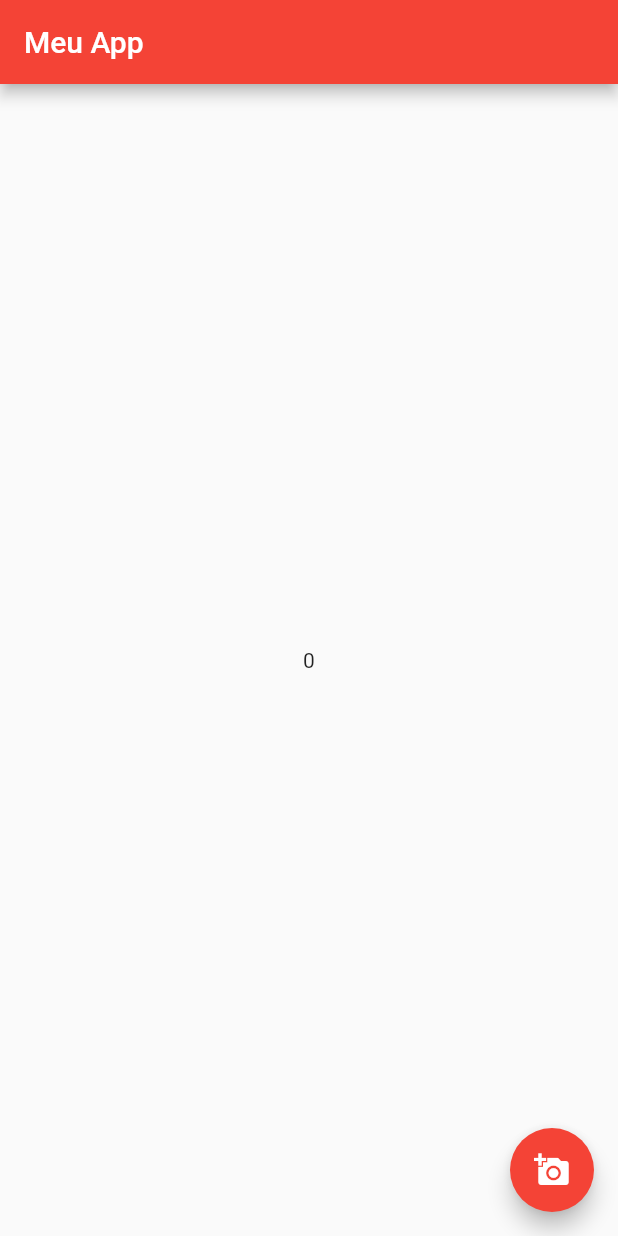
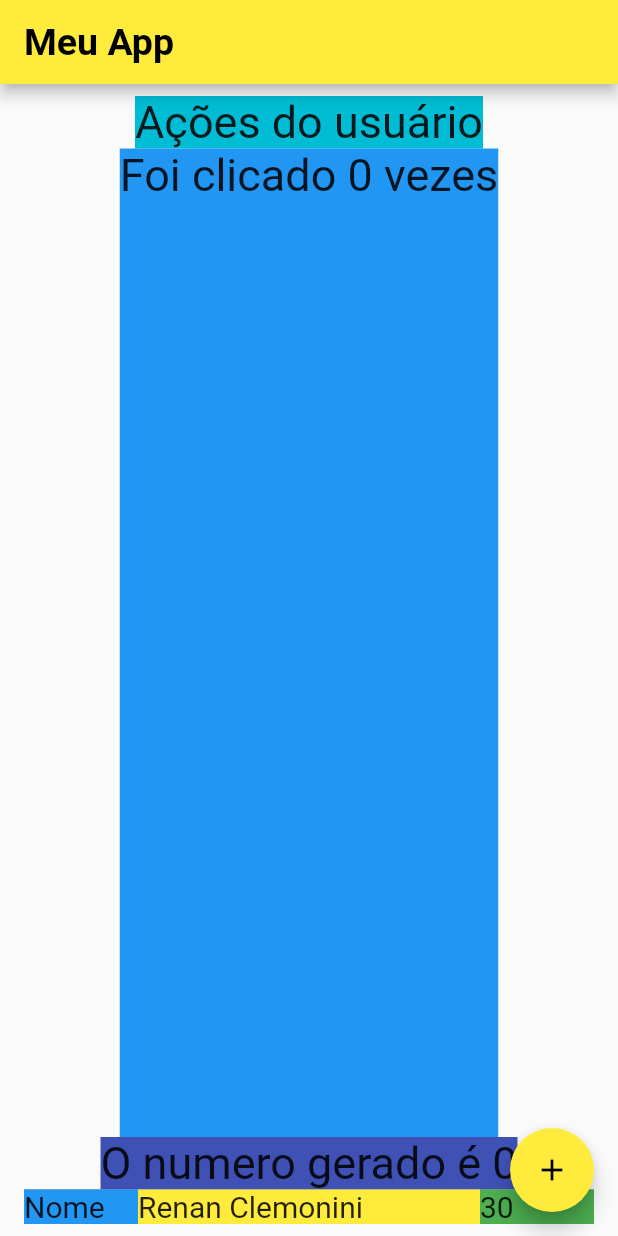
Before and after one commit to renanclemonini/dart_primeiroprojeto, a Flutter app: the screen it shows after launch, on a phone screen of 412 x 824 dp. Run offline on Flutter 3.47's test engine with Material 2 defaults, Android fonts, the phone set to English and light mode, and no system bars; our stand-ins replace google_fonts; Roboto replaces fonts that are missing (Acme).

```diff
--- a/lib/my_app.dart
+++ b/lib/my_app.dart
@@ -1,4 +1,5 @@
 import 'package:flutter/material.dart';
+import 'package:google_fonts/google_fonts.dart';
 import 'pages/home_page.dart';
 
 class MyApp extends StatelessWidget {
@@ -9,7 +10,8 @@ class MyApp extends StatelessWidget {
     return MaterialApp(
       debugShowCheckedModeBanner: false,
       theme: ThemeData(
-        primarySwatch: Colors.red
+        primarySwatch: Colors.yellow,
+        textTheme: GoogleFonts.pacificoTextTheme()
       ),
       home: const HomePage(),
     );
--- a/lib/pages/home_page.dart
+++ b/lib/pages/home_page.dart
@@ -1,4 +1,5 @@
 import 'package:flutter/material.dart';
+import 'package:google_fonts/google_fonts.dart';
 import 'package:trilhaapp/service/gerador_num_aleatorio.dart';
 
 class HomePage extends StatefulWidget {
@@ -11,20 +12,93 @@ class HomePage extends StatefulWidget {
 class _HomePageState extends State<HomePage> {
 
   var numeroGerado = 0;
+  var qtdCliques = 0;
 
   @override
   Widget build(BuildContext context) {
-    debugPrint("Chamando método build");
+    // debugPrint("Chamando método build");
     return Scaffold(
       appBar: AppBar(
-        title: const Text("Meu App"),
+        title: Text("Meu App",
+        style: GoogleFonts.roboto(fontSize: 25, fontWeight: FontWeight.bold)
+        ),
       ),
-      body: Center(child: Text(numeroGerado.toString())),
+      body: Container(
+        width: double.infinity,
+        margin: const EdgeInsets.symmetric(horizontal: 16, vertical: 8),
+        child: Column(
+          crossAxisAlignment: CrossAxisAlignment.center,
+          mainAxisAlignment: MainAxisAlignment.spaceAround,
+          children: [
+            Container(
+              color: Colors.cyan,
+              child: Text(
+                "Ações do usuário",
+                style: GoogleFonts.acme(fontSize: 30),
+              ),
+            ),
+            Expanded(
+              child: Container(
+                color: Colors.blue,
+                child: Text(
+                  "Foi clicado $qtdCliques vezes",
+                  style: GoogleFonts.acme(fontSize: 30),
+                ),
+              ),
+            ),
+            Container(
+              color: Colors.indigo,
+              child: Text(
+                "O numero gerado é $numeroGerado",
+                style: GoogleFonts.acme(fontSize: 30),
+              ),
+            ),
+            Container(
+              color: Colors.blueGrey,
+              child: Row(
+                mainAxisAlignment: MainAxisAlignment.spaceEvenly,
+                children: [
+                  Expanded(
+                    child: Container(
+                      color: Colors.blue,
+                      child: Text(
+                        "Nome",
+                        style: GoogleFonts.acme(fontSize: 20),
+                      ),
+                    ),
+                  ),
+                  Expanded(
+                    flex: 3,
+                    child: Container(
+                      color: Colors.yellow,
+                      child: Text(
+                        "Renan Clemonini",
+                        style: GoogleFonts.acme(fontSize: 20),
+                      ),
+                    ),
+                  ),
+                  Expanded(
+                    flex: 1,
+                    child: Container(
+                      color: Colors.green,
+                      child: Text(
+                        "30",
+                        style: GoogleFonts.acme(fontSize: 20),
+                      ),
+                    ),
+                  ),
+                ],
+              ),
+            )
+          ],
+        ),
+      ),
       floatingActionButton: FloatingActionButton(
-        child: const Icon(Icons.add_a_photo),
+        child: const Icon(Icons.add),
         onPressed: () {
+          qtdCliques++;
           setState(() {
-            numeroGerado = GeradorNumeroAleatorio.gerarNumeroAleatorio(999999);
+            numeroGerado = GeradorNumeroAleatorio.gerarNumeroAleatorio(999);
           });
         },
       ),
--- a/pubspec.yaml
+++ b/pubspec.yaml
@@ -35,6 +35,7 @@ dependencies:
   # The following adds the Cupertino Icons font to your application.
   # Use with the CupertinoIcons class for iOS style icons.
   cupertino_icons: ^1.0.2
+  google_fonts: ^5.1.0
 
 dev_dependencies:
   flutter_test:
```
Also changed, not shown: pubspec.lock, 3 other files.
